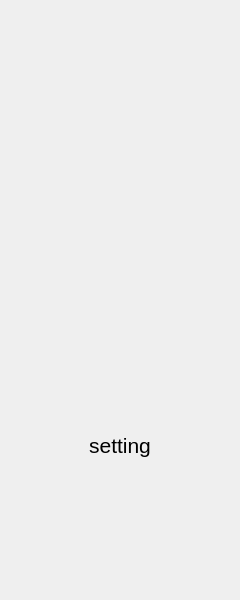
This is gui/uis/columns/left_column.ui in anglersking/gui_base_framework as Qt 5 draws it before an edit. The edited form follows.
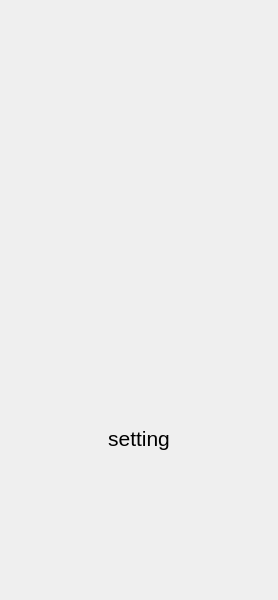
This is the edited form.

Diff of the .ui file:
```diff
--- a/gui/uis/columns/left_column.ui
+++ b/gui/uis/columns/left_column.ui
@@ -6,22 +6,16 @@
    <rect>
     <x>0</x>
     <y>0</y>
-    <width>240</width>
+    <width>278</width>
     <height>600</height>
    </rect>
   </property>
   <property name="windowTitle">
    <string>Form</string>
   </property>
+  <layout class="QVBoxLayout" name="verticalLayout_3">
+   <item>
   <widget class="QStackedWidget" name="menus">
-   <property name="geometry">
-    <rect>
-     <x>5</x>
-     <y>5</y>
-     <width>230</width>
-     <height>590</height>
-    </rect>
-   </property>
    <property name="currentIndex">
     <number>1</number>
    </property>
@@ -164,20 +158,20 @@
    <widget class="QWidget" name="menu_setting">
     <layout class="QVBoxLayout" name="verticalLayout_5">
      <item>
-      <widget class="QWidget" name="select_project" native="true">
+        <widget class="QWidget" name="select_add" native="true">
        <property name="minimumSize">
         <size>
          <width>0</width>
-         <height>100</height>
+           <height>40</height>
         </size>
        </property>
        <property name="maximumSize">
         <size>
          <width>16777215</width>
-         <height>100</height>
-        </size>
-       </property>
-       <layout class="QVBoxLayout" name="select_project_layout">
+           <height>40</height>
+          </size>
+         </property>
+         <layout class="QVBoxLayout" name="select_add_layout">
         <property name="spacing">
          <number>0</number>
         </property>
@@ -229,6 +223,39 @@
        </layout>
       </widget>
      </item>
+       <item>
+        <widget class="QWidget" name="select_project" native="true">
+         <property name="minimumSize">
+          <size>
+           <width>0</width>
+           <height>40</height>
+          </size>
+         </property>
+         <property name="maximumSize">
+          <size>
+           <width>16777215</width>
+           <height>40</height>
+          </size>
+         </property>
+         <layout class="QVBoxLayout" name="select_project_layout">
+          <property name="spacing">
+           <number>0</number>
+          </property>
+          <property name="leftMargin">
+           <number>0</number>
+          </property>
+          <property name="topMargin">
+           <number>0</number>
+          </property>
+          <property name="rightMargin">
+           <number>0</number>
+          </property>
+          <property name="bottomMargin">
+           <number>0</number>
+          </property>
+         </layout>
+        </widget>
+       </item>
      <item>
       <widget class="QWidget" name="select_timer_item" native="true">
        <property name="minimumSize">
@@ -441,6 +468,8 @@
     </layout>
    </widget>
   </widget>
+   </item>
+  </layout>
  </widget>
  <resources/>
  <connections/>
```
Lines whose indentation alone changed are shown as unchanged.
